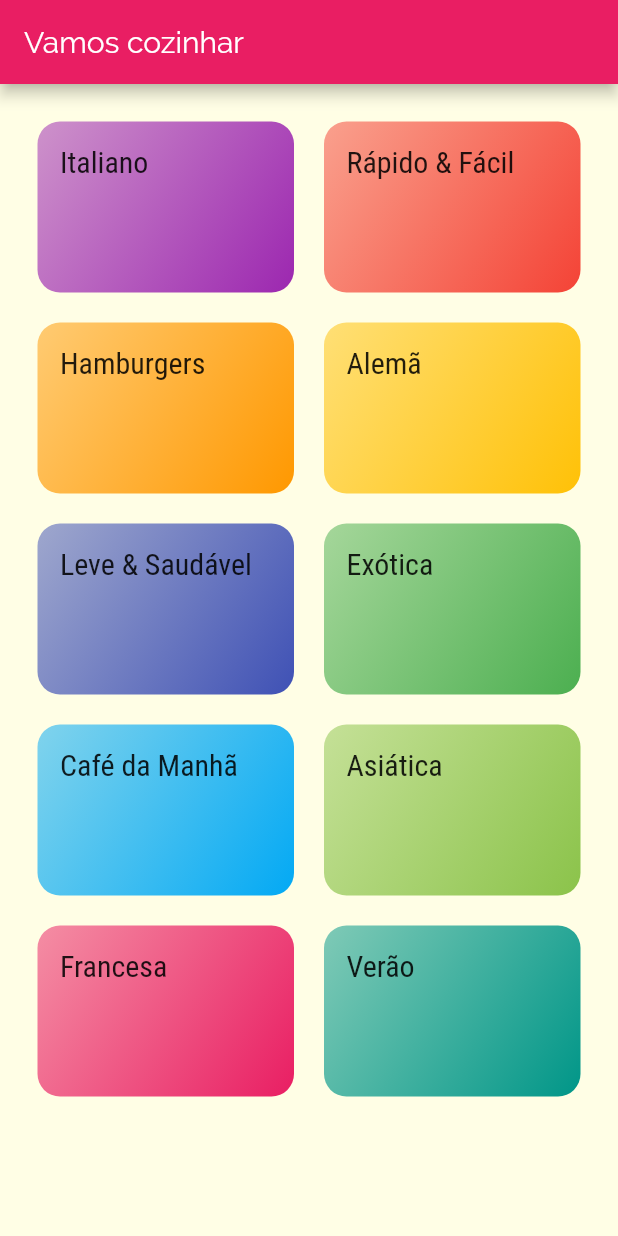
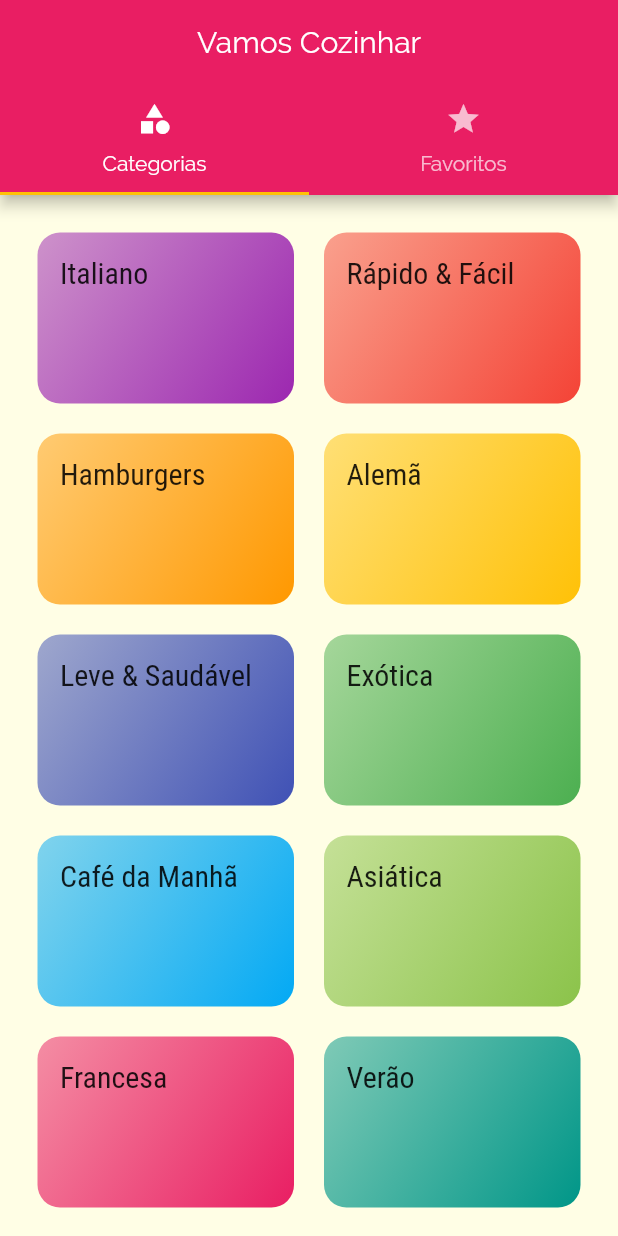
Before and after one commit to ranielison/Codd3r-Flutter-Meals, a Flutter app: the screen it shows after launch, on a phone screen of 412 x 824 dp. Run offline on Flutter 3.47's test engine with Material 2 defaults, Android fonts, the phone set to English and light mode, and no system bars.

Commit message:
Adicionando tabbar na appbar

```diff
--- a/lib/main.dart
+++ b/lib/main.dart
@@ -1,7 +1,7 @@
 import 'package:flutter/material.dart';
 import 'package:meals/screens/categories_meals_screen.dart';
-import 'package:meals/screens/categorys_screen.dart';
 import 'package:meals/screens/meal_detail_screen.dart';
+import 'package:meals/screens/tabs_screen.dart';
 import 'utils/app_routes.dart';
 
 void main() => runApp(MyApp());
@@ -24,7 +24,7 @@ class MyApp extends StatelessWidget {
               ),
           canvasColor: Color.fromRGBO(255, 254, 229, 1)),
       routes: {
-        AppRoutes.HOME: (ctx) => CategorysScreen(),
+        AppRoutes.HOME: (ctx) => TabsScreen(),
         AppRoutes.CATEGORIES_MEALS: (ctx) => CategoriesMealsScreen(),
         AppRoutes.MEAL_DETAIL: (ctx) => MealDetailScreen(),
       },
--- a/lib/screens/categorys_screen.dart
+++ b/lib/screens/categorys_screen.dart
@@ -5,9 +5,7 @@ import '../data/dummy_data.dart';
 class CategorysScreen extends StatelessWidget {
   @override
   Widget build(BuildContext context) {
-    return Scaffold(
-      appBar: AppBar(title: Text('Vamos cozinhar')),
-      body: GridView(
+    return GridView(
       padding: const EdgeInsets.all(25),
       gridDelegate: SliverGridDelegateWithMaxCrossAxisExtent(
         maxCrossAxisExtent: 200,
@@ -18,7 +16,6 @@ class CategorysScreen extends StatelessWidget {
       children: DUMMY_CATEGORIES.map((cat) {
         return CategoryItem(cat);
       }).toList(),
-      ),
     );
   }
 }
--- /dev/null
+++ b/lib/screens/favorite_screen.dart
@@ -0,0 +1,10 @@
+import 'package:flutter/material.dart';
+
+class FavoriteScreen extends StatelessWidget {
+  @override
+  Widget build(BuildContext context) {
+    return Center(
+      child: Text('Minhas refeições favoritas'),
+    );
+  }
+}
--- /dev/null
+++ b/lib/screens/tabs_screen.dart
@@ -0,0 +1,40 @@
+import 'package:flutter/material.dart';
+import 'package:meals/screens/categorys_screen.dart';
+import 'package:meals/screens/favorite_screen.dart';
+
+class TabsScreen extends StatelessWidget {
+  @override
+  Widget build(BuildContext context) {
+    return DefaultTabController(
+      length: 2,
+      child: Scaffold(
+        appBar: AppBar(
+          title: Text('Vamos Cozinhar'),
+          centerTitle: true,
+          bottom: TabBar(
+            tabs: [
+              Tab(
+                icon: Icon(
+                  Icons.category,
+                ),
+                text: 'Categorias',
+              ),
+              Tab(
+                icon: Icon(
+                  Icons.star,
+                ),
+                text: 'Favoritos',
+              ),
+            ],
+          ),
+        ),
+        body: TabBarView(
+          children: [
+            CategorysScreen(),
+            FavoriteScreen(),
+          ],
+        ),
+      ),
+    );
+  }
+}
```
Lines whose indentation alone changed are shown as unchanged.
